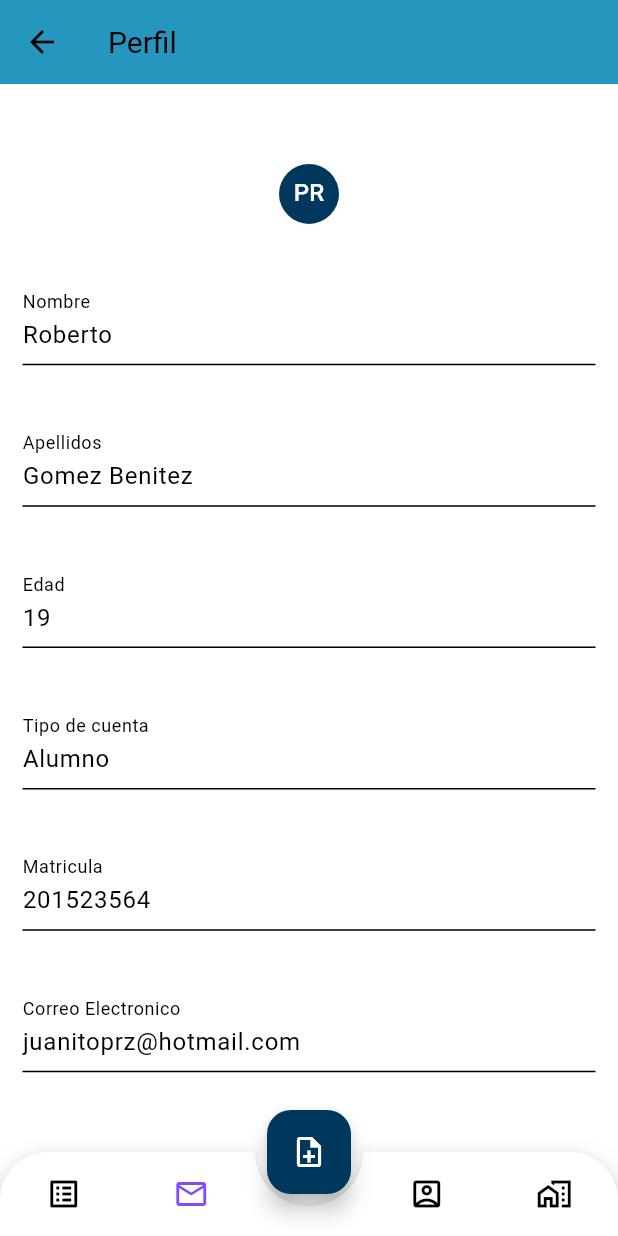
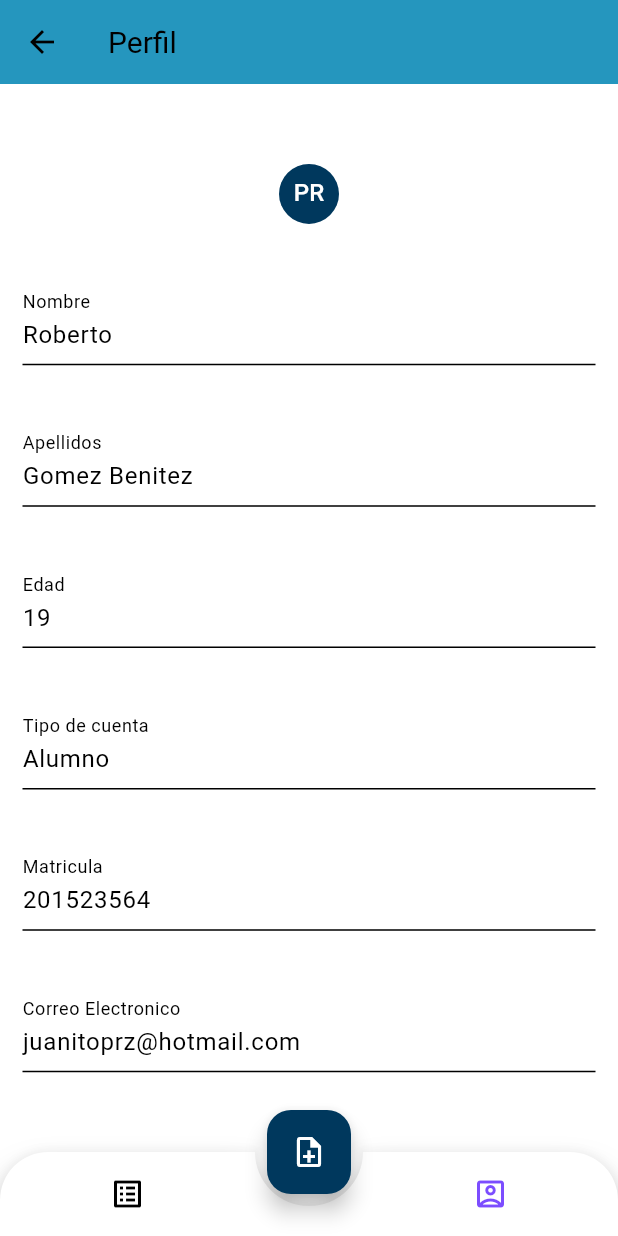
Before and after one commit to gpjrr/Asesorias_App_V2, a Flutter app: the StudentHome screen opened directly, item 2 of the bottom bar chosen, on a phone screen of 412 x 824 dp. Run offline on Flutter 3.47's test engine with Material 3 defaults, Android fonts, the phone set to English and light mode, and no system bars; drawn by our look-alikes of animated_bottom_navigation_bar; our stand-ins replace flutter_spinkit, hexcolor; statements that could not run were skipped.

Commit message:
refactoring: working on ti

```diff
--- a/lib/Student/StudentHome.dart
+++ b/lib/Student/StudentHome.dart
@@ -2,6 +2,7 @@ import 'package:animated_bottom_navigation_bar/animated_bottom_navigation_bar.da
 import 'package:flutter/material.dart';
 
 import '../Common/Profile.dart';
+import 'NextClass.dart';
 
 class StudentHome extends StatefulWidget {
   const StudentHome({super.key});
@@ -13,11 +14,9 @@ class StudentHome extends StatefulWidget {
 class _StudentHomeState extends State<StudentHome> {
   List<IconData> iconList = [
     Icons.list_alt_outlined,
-      Icons.mail_outline,
-      Icons.account_box_outlined,
-      Icons.home_work_outlined
+    Icons.account_box_outlined
   ];
-  int _bottomNavIndex=0;
+  int _bottomNavIndex = 0;
   @override
   void initState() {
     super.initState();
@@ -25,25 +24,18 @@ class _StudentHomeState extends State<StudentHome> {
 
   @override
   Widget build(BuildContext context) {
-    return  Builder(
-      builder: (context) {
-
+    return Builder(builder: (context) {
       return Scaffold(
         body: Container(
-            child: (){
-              if(_bottomNavIndex==0) {
+          child: () {
+            if (_bottomNavIndex == 0) {
               return const NextClass();
-              }
-               else
-              if(_bottomNavIndex==1)
-                return const Profile(1);
-
-
+            } else if (_bottomNavIndex == 1) return const Profile(1);
           }(),
         ), //destination screen
         floatingActionButton: FloatingActionButton(
-            onPressed: () {  },
-            child: const Icon( Icons.note_add_outlined ),
+          onPressed: () {},
+          child: const Icon(Icons.note_add_outlined),
         ),
         floatingActionButtonLocation: FloatingActionButtonLocation.centerDocked,
         bottomNavigationBar: AnimatedBottomNavigationBar(
@@ -57,7 +49,6 @@ class _StudentHomeState extends State<StudentHome> {
           //other params
         ),
       );
-      }
-    );
+    });
   }
 }
```
Also changed, not shown: lib/Login/Login.dart (+7 -2 lines), lib/Student/NextClass.dart (+14 -1 lines). Lines whose indentation alone changed are shown as unchanged.
